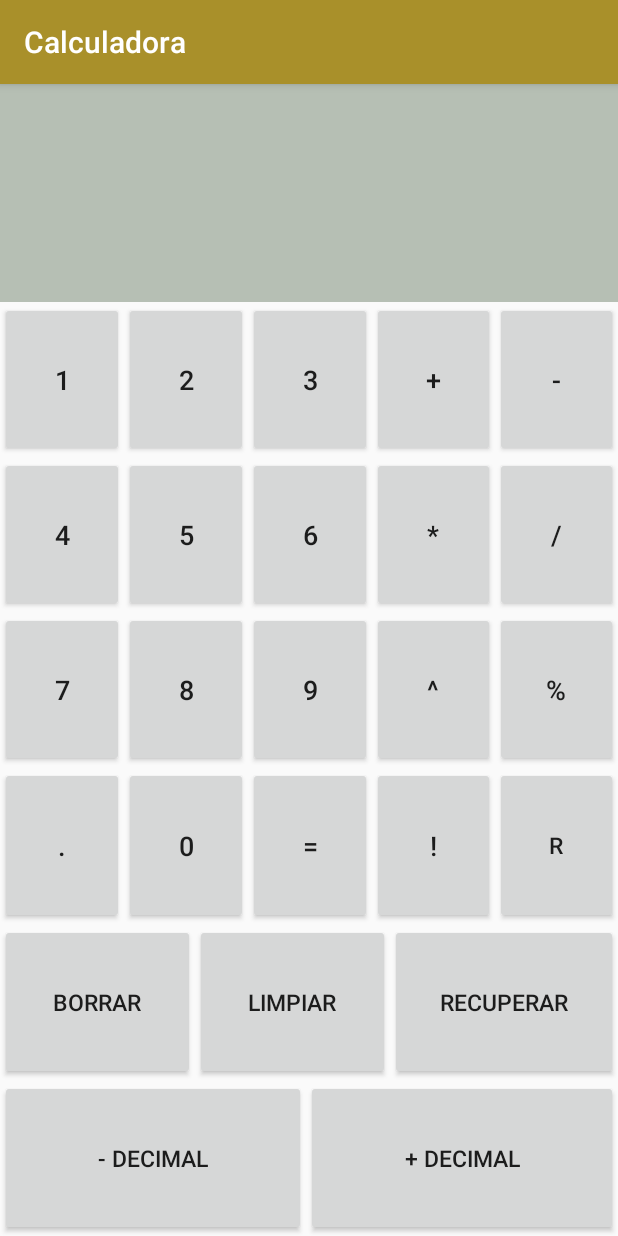
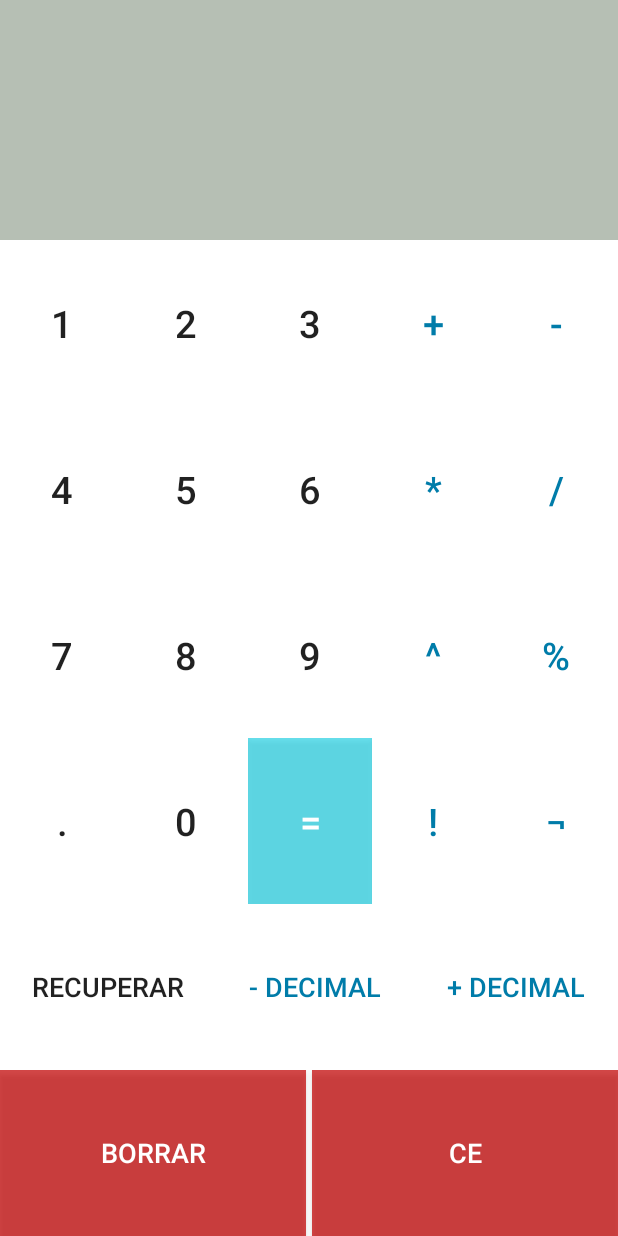
Before and after one commit to SaulOrnelas/MateriaMoviles, an Android app: the screen it shows after launch (MainActivity), on a phone screen of 412 x 824 dp. Run offline under Robolectric (Android 15) with nearby library versions, the phone set to English and light mode, and no system bars.

Commit message:
Funcionalidad y diseño de calculadora

```diff
--- a/Calculadora/app/src/main/AndroidManifest.xml
+++ b/Calculadora/app/src/main/AndroidManifest.xml
@@ -8,7 +8,7 @@
         android:label="@string/app_name"
         android:roundIcon="@mipmap/ic_launcher_round"
         android:supportsRtl="true"
-        android:theme="@style/AppTheme">
+        android:theme="@style/Theme.AppCompat.Light.NoActionBar">
         <activity android:name=".MainActivity">
             <intent-filter>
                 <action android:name="android.intent.action.MAIN" />
--- a/Calculadora/app/src/main/java/com/example/saul/calculadora/MainActivity.java
+++ b/Calculadora/app/src/main/java/com/example/saul/calculadora/MainActivity.java
@@ -5,16 +5,21 @@ import android.os.Bundle;
 import android.view.View;
 import android.widget.Button;
 import android.widget.EditText;
+import android.widget.Toast;
+
+import java.text.DecimalFormat;
 
 public class MainActivity extends AppCompatActivity {
 
     private EditText edt_pantalla;
     private Button btn_num1, btn_num2, btn_num3, btn_num4, btn_num5, btn_num6, btn_num7, btn_num8,
-            btn_num9, btn_num0, btn_punto, btn_igual, btn_borrar, btn_limpiar, btn_izquierda,
-            btn_derecha, btn_suma, btn_resta, btn_multiplicacion, btn_division, btn_potencia,
-            btn_raiz, btn_factorial, btn_porcentage, btn_recuperar;
-    //private float num1, num2, resultado, resAnterior;
-    String num1, num2, signo;
+            btn_num9, btn_num0, btn_punto, btn_igual, btn_borrar, btn_limpiar, btn_suma, btn_resta,
+            btn_multiplicacion, btn_division, btn_potencia, btn_raiz, btn_factorial, btn_porcentage,
+            btn_recuperar, btn_menosDec, btn_masDec;
+    String num1, num2, signo, resultado = "", cantDecimal = "#.####";
+    int cantDes=4;
+    DecimalFormat decimal;
+    Toast toast;
     @Override
     protected void onCreate(Bundle savedInstanceState) {
         super.onCreate(savedInstanceState);
@@ -35,8 +40,8 @@ public class MainActivity extends AppCompatActivity {
         btn_igual = (Button) findViewById(R.id.btn_igual);
         btn_borrar = (Button) findViewById(R.id.btn_borrar);
         btn_limpiar = (Button) findViewById(R.id.btn_limpiar);
-        btn_izquierda = (Button) findViewById(R.id.btn_izquierda);
-        btn_derecha = (Button) findViewById(R.id.btn_derecha);
+        btn_menosDec = (Button) findViewById(R.id.btn_menosDec);
+        btn_masDec = (Button) findViewById(R.id.btn_masDec);
         btn_suma = (Button) findViewById(R.id.btn_suma);
         btn_resta = (Button) findViewById(R.id.btn_resta);
         btn_multiplicacion = (Button) findViewById(R.id.btn_multiplicacion);
@@ -47,7 +52,7 @@ public class MainActivity extends AppCompatActivity {
         btn_porcentage = (Button) findViewById(R.id.btn_porcentage);
         btn_recuperar = (Button) findViewById(R.id.btn_recuperar);
 
-
+        decimal = new DecimalFormat(cantDecimal);
     }
 
     public void onClick(View v){
@@ -95,11 +100,10 @@ public class MainActivity extends AppCompatActivity {
 
                 break;
             case R.id.btn_igual:
-                String resultado;
                 num2= edt_pantalla.getText().toString();
                 if(!num2.equals("")){
                     resultado=calcular(num1,num2,signo);
-                    edt_pantalla.setText(resultado);
+                    edt_pantalla.setText(decimal.format(Double.parseDouble(resultado)));
                 }
                 break;
             case R.id.btn_borrar:
@@ -163,19 +167,47 @@ public class MainActivity extends AppCompatActivity {
                         resFactorial = resFactorial*i;
                     }
                     edt_pantalla.setText(String.valueOf(resFactorial));
+                    resultado = edt_pantalla.getText().toString();
                 }
                 break;
             case R.id.btn_raiz:
                 Double raiz = Math.sqrt(Double.parseDouble(edt_pantalla.getText().toString()));
                 edt_pantalla.setText(String.valueOf(raiz));
+                resultado = edt_pantalla.getText().toString();
+                edt_pantalla.setText(decimal.format(raiz));
                 break;
             case R.id.btn_recuperar:
+                edt_pantalla.setText(decimal.format(Double.parseDouble(resultado)));
                 break;
-            case R.id.btn_izquierda:
-
+            case R.id.btn_menosDec:
+                if (cantDecimal.length()>2){
+                    cantDecimal = cantDecimal.substring(0, cantDecimal.length()-1);
+                    decimal = new DecimalFormat(cantDecimal);
+                    if(!resultado.equals("")){
+                        edt_pantalla.setText(decimal.format(Double.parseDouble(resultado)));
+                    }
+                    cantDes--;
+                }
+                toast = Toast.makeText(
+                        getApplicationContext(),
+                        cantDes + " Decimales",
+                        Toast.LENGTH_LONG);
+                toast.show();
                 break;
-            case R.id.btn_derecha:
-
+            case R.id.btn_masDec:
+                if (cantDecimal.length()<12){
+                    cantDecimal = cantDecimal + "#";
+                    decimal = new DecimalFormat(cantDecimal);
+                    if(!resultado.equals("")){
+                        edt_pantalla.setText(decimal.format(Double.parseDouble(resultado)));
+                    }
+                    cantDes++;
+                }
+                toast = Toast.makeText(
+                        getApplicationContext(),
+                        cantDes + " Decimales",
+                        Toast.LENGTH_LONG);
+                toast.show();
                 break;
         }
     }
--- a/Calculadora/app/src/main/res/layout/activity_main.xml
+++ b/Calculadora/app/src/main/res/layout/activity_main.xml
@@ -1,22 +1,15 @@
 <?xml version="1.0" encoding="utf-8"?>
-<android.support.constraint.ConstraintLayout xmlns:android="http://schemas.android.com/apk/res/android"
+<LinearLayout
+    xmlns:android="http://schemas.android.com/apk/res/android"
     xmlns:app="http://schemas.android.com/apk/res-auto"
     xmlns:tools="http://schemas.android.com/tools"
     android:layout_width="match_parent"
     android:layout_height="match_parent"
+    android:id="@+id/ll_left"
+    android:orientation="vertical"
+    tools:layout_editor_absoluteX="8dp"
+    tools:layout_editor_absoluteY="8dp"
     tools:context=".MainActivity">
-
-    <LinearLayout
-        android:layout_width="match_parent"
-        android:layout_height="match_parent"
-        android:orientation="horizontal">
-        <LinearLayout
-            android:id="@+id/ll_left"
-            android:layout_width="match_parent"
-            android:layout_height="match_parent"
-            android:orientation="vertical"
-            tools:layout_editor_absoluteX="8dp"
-            tools:layout_editor_absoluteY="8dp">
 
             <EditText
                 android:id="@+id/edt_pantalla"
@@ -24,6 +17,8 @@
                 android:layout_height="wrap_content"
                 android:background="@color/lightGray"
                 android:layout_weight="2"
+                android:enabled="false"
+                android:textColor="@color/black"
                 android:textSize="25dp" />
 
             <LinearLayout
@@ -38,42 +33,50 @@
                     android:layout_width="wrap_content"
                     android:layout_height="match_parent"
                     android:layout_weight="1"
+                    android:background="@color/white"
                     android:onClick="onClick"
-                    android:text="1"
-                    android:textSize="18dp" />
+                    android:text="@string/num_1"
+                    android:textSize="25dp" />
+
                 <Button
                     android:id="@+id/btn_num2"
                     android:layout_width="wrap_content"
                     android:layout_height="match_parent"
-                    android:textSize="18dp"
+                    android:textSize="25dp"
                     android:layout_weight="1"
                     android:onClick="onClick"
-                    android:text="2" />
+                    android:background="@color/white"
+                    android:text="@string/num_2" />
                 <Button
                     android:id="@+id/btn_num3"
                     android:layout_width="wrap_content"
                     android:layout_height="match_parent"
-                    android:textSize="18dp"
+                    android:textSize="25dp"
                     android:layout_weight="1"
                     android:onClick="onClick"
-                    android:text="3" />
+                    android:background="@color/white"
+                    android:text="@string/num_3" />
                 <Button
                     android:id="@+id/btn_suma"
                     android:layout_width="wrap_content"
                     android:layout_height="match_parent"
-                    android:textSize="18dp"
+                    android:textSize="25dp"
                     android:layout_weight="1"
                     android:onClick="onClick"
-                    android:text="+" />
+                    android:background="@color/white"
+                    android:textColor="@color/operadores"
+                    android:text="@string/mas" />
 
                 <Button
                     android:id="@+id/btn_resta"
                     android:layout_width="wrap_content"
                     android:layout_height="match_parent"
-                    android:textSize="18dp"
+                    android:textSize="25dp"
                     android:layout_weight="1"
                     android:onClick="onClick"
-                    android:text="-" />
+                    android:background="@color/white"
+                    android:textColor="@color/operadores"
+                    android:text="@string/menos" />
             </LinearLayout>
 
             <LinearLayout
@@ -89,44 +92,51 @@
                     android:id="@+id/btn_num4"
                     android:layout_width="wrap_content"
                     android:layout_height="match_parent"
-                    android:textSize="18dp"
+                    android:textSize="25dp"
                     android:layout_weight="1"
                     android:onClick="onClick"
-                    android:text="4" />
+                    android:background="@color/white"
+                    android:text="@string/num_4" />
                 <Button
                     android:id="@+id/btn_num5"
                     android:layout_width="wrap_content"
                     android:layout_height="match_parent"
-                    android:textSize="18dp"
+                    android:textSize="25dp"
                     android:layout_weight="1"
                     android:onClick="onClick"
-                    android:text="5" />
+                    android:background="@color/white"
+                    android:text="@string/num_5" />
                 <Button
                     android:id="@+id/btn_num6"
                     android:layout_width="wrap_content"
                     android:layout_height="match_parent"
-                    android:textSize="18dp"
+                    android:textSize="25dp"
                     android:layout_weight="1"
                     android:onClick="onClick"
-                    android:text="6" />
+                    android:background="@color/white"
+                    android:text="@string/num_6" />
 
                 <Button
                     android:id="@+id/btn_multiplicacion"
                     android:layout_width="wrap_content"
                     android:layout_height="match_parent"
-                    android:textSize="18dp"
+                    android:textSize="25dp"
                     android:layout_weight="1"
                     android:onClick="onClick"
-                    android:text="*" />
+                    android:background="@color/white"
+                    android:textColor="@color/operadores"
+                    android:text="@string/multiplicar" />
 
                 <Button
                     android:id="@+id/btn_division"
                     android:layout_width="wrap_content"
                     android:layout_height="match_parent"
-                    android:textSize="18dp"
+                    android:textSize="25dp"
                     android:layout_weight="1"
                     android:onClick="onClick"
-                    android:text="/" />
+                    android:background="@color/white"
+                    android:textColor="@color/operadores"
+                    android:text="@string/dividir" />
             </LinearLayout>
 
             <LinearLayout
@@ -141,42 +151,49 @@
                     android:id="@+id/btn_num7"
                     android:layout_width="wrap_content"
                     android:layout_height="match_parent"
-                    android:textSize="18dp"
+                    android:textSize="25dp"
                     android:layout_weight="1"
                     android:onClick="onClick"
-                    android:text="7" />
+                    android:background="@color/white"
+                    android:text="@string/num_7" />
                 <Button
                     android:id="@+id/btn_num8"
                     android:layout_width="wrap_content"
                     android:layout_height="match_parent"
-                    android:textSize="18dp"
+                    android:textSize="25dp"
                     android:layout_weight="1"
                     android:onClick="onClick"
-                    android:text="8" />
+                    android:background="@color/white"
+                    android:text="@string/num_8" />
                 <Button
                     android:id="@+id/btn_num9"
                     android:layout_width="wrap_content"
                     android:layout_height="match_parent"
-                    android:textSize="18dp"
+                    android:textSize="25dp"
                     android:layout_weight="1"
                     android:onClick="onClick"
-                    android:text="9" />
+                    android:background="@color/white"
+                    android:text="@string/num_9" />
                 <Button
                     android:id="@+id/btn_potencia"
                     android:layout_width="wrap_content"
                     android:layout_height="match_parent"
-                    android:textSize="18dp"
+                    android:textSize="25dp"
                     android:layout_weight="1"
                     android:onClick="onClick"
-                    android:text="^" />
+                    android:background="@color/white"
+                    android:textColor="@color/operadores"
+                    android:text="@string/potencia" />
                 <Button
                     android:id="@+id/btn_porcentage"
                     android:layout_width="wrap_content"
                     android:layout_height="match_parent"
-                    android:textSize="18dp"
+                    android:textSize="25dp"
                     android:layout_weight="1"
                     android:onClick="onClick"
-                    android:text="%" />
+                    android:background="@color/white"
+                    android:textColor="@color/operadores"
+                    android:text="@string/porcentage" />
 
             </LinearLayout>
 
@@ -193,43 +210,51 @@
                     android:id="@+id/btn_punto"
                     android:layout_width="wrap_content"
                     android:layout_height="match_parent"
-                    android:textSize="18dp"
+                    android:textSize="25dp"
                     android:layout_weight="1"
                     android:onClick="onClick"
+                    android:background="@color/white"
                     android:text="." />
                 <Button
                     android:id="@+id/btn_num0"
                     android:layout_width="wrap_content"
                     android:layout_height="match_parent"
-                    android:textSize="18dp"
+                    android:textSize="25dp"
                     android:layout_weight="1"
                     android:onClick="onClick"
-                    android:text="0" />
+                    android:background="@color/white"
+                    android:text="@string/num_0" />
                 <Button
                     android:id="@+id/btn_igual"
                     android:layout_width="wrap_content"
                     android:layout_height="match_parent"
-                    android:textSize="18dp"
+                    android:textSize="25dp"
                     android:layout_weight="1"
                     android:onClick="onClick"
+                    android:background="@color/igual"
+                    android:textColor="@color/white"
                     android:text="=" />
                 <Button
                     android:id="@+id/btn_factorial"
                     android:layout_width="wrap_content"
                     android:layout_height="match_parent"
-                    android:textSize="18dp"
+                    android:textSize="25dp"
                     android:layout_weight="1"
                     android:onClick="onClick"
-                    android:text="!" />
+                    android:background="@color/white"
+                    android:textColor="@color/operadores"
+                    android:text="@string/factorial" />
 
                 <Button
                     android:id="@+id/btn_raiz"
                     android:layout_width="wrap_content"
                     android:layout_height="match_parent"
-                    android:textSize="15dp"
+                    android:textSize="25dp"
                     android:layout_weight="1"
                     android:onClick="onClick"
-                    android:text="R" />
+                    android:background="@color/white"
+                    android:textColor="@color/operadores"
+                    android:text="@string/raiz" />
             </LinearLayout>
 
             <LinearLayout
@@ -240,31 +265,38 @@
                 android:layout_weight="1"
                 android:orientation="horizontal">
 
-
-                <Button
-                    android:id="@+id/btn_borrar"
-                    android:layout_width="wrap_content"
-                    android:layout_height="match_parent"
-                    android:textSize="15dp"
-                    android:layout_weight="1"
-                    android:onClick="onClick"
-                    android:text="Borrar" />
-                <Button
-                    android:id="@+id/btn_limpiar"
-                    android:layout_width="wrap_content"
-                    android:layout_height="match_parent"
-                    android:textSize="15dp"
-                    android:layout_weight="1"
-                    android:onClick="onClick"
-                    android:text="Limpiar" />
                 <Button
                     android:id="@+id/btn_recuperar"
                     android:layout_width="wrap_content"
                     android:layout_height="match_parent"
-                    android:textSize="15dp"
+                    android:textSize="18dp"
                     android:layout_weight="1"
                     android:onClick="onClick"
-                    android:text="Recuperar"/>
+                    android:background="@color/white"
+                    android:text="@string/recuperar"/>
+                <Button
+                    android:id="@+id/btn_menosDec"
+                    android:layout_width="wrap_content"
+                    android:layout_height="match_parent"
+                    android:textSize="18dp"
+                    android:layout_weight="1"
+                    android:onClick="onClick"
+                    android:background="@color/white"
+                    android:textColor="@color/operadores"
+                    android:text="@string/menosDes" />
+
+                <Button
+                    android:id="@+id/btn_masDec"
+                    android:layout_width="wrap_content"
+                    android:layout_height="match_parent"
+                    android:textSize="18dp"
+                    android:layout_weight="1"
+                    android:onClick="onClick"
+                    android:background="@color/white"
+                    android:textColor="@color/operadores"
+                    android:text="@string/masDes" />
+
+
             </LinearLayout>
             <LinearLayout
                 android:layout_below="@id/ll_row5"
@@ -274,27 +306,29 @@
                 android:layout_weight="1"
                 android:orientation="horizontal">
 
+                <Button
+                    android:id="@+id/btn_borrar"
+                    android:layout_width="wrap_content"
+                    android:layout_height="match_parent"
+                    android:layout_marginRight="2sp"
+                    android:layout_weight="1"
+                    android:background="@color/red"
+                    android:onClick="onClick"
+                    android:text="@string/borrar"
+                    android:textColor="@color/white"
+                    android:textSize="18dp" />
 
                 <Button
-                    android:id="@+id/btn_izquierda"
+                    android:id="@+id/btn_limpiar"
                     android:layout_width="wrap_content"
                     android:layout_height="match_parent"
-                    android:textSize="15dp"
+                    android:layout_marginLeft="2sp"
                     android:layout_weight="1"
+                    android:background="@color/red"
                     android:onClick="onClick"
-                    android:text="- Decimal" />
+                    android:text="@string/limpiar"
+                    android:textColor="@color/white"
+                    android:textSize="18dp" />
 
-                <Button
-                    android:id="@+id/btn_derecha"
-                    android:layout_width="wrap_content"
-                    android:layout_height="match_parent"
-                    android:textSize="15dp"
-                    android:layout_weight="1"
-                    android:onClick="onClick"
-                    android:text="+ Decimal" />
             </LinearLayout>
         </LinearLayout>
-
-
-    </LinearLayout>
-</android.support.constraint.ConstraintLayout>
--- a/Calculadora/app/src/main/res/values/colors.xml
+++ b/Calculadora/app/src/main/res/values/colors.xml
@@ -4,4 +4,10 @@
     <color name="colorPrimaryDark">#534600</color>
     <color name="colorAccent">#D81B60</color>
     <color name="lightGray">#B6BFB4</color>
+    <color name="white">#FFFFFF</color>
+    <color name="black">#000000</color>
+    <color name="operadores">#007ca9</color>
+    <color name="igual">#b32ad4e7</color>
+    <color name="turquiose">#2d084e</color>
+    <color name="red">#b5c40101</color>
 </resources>
--- a/Calculadora/app/src/main/res/values/strings.xml
+++ b/Calculadora/app/src/main/res/values/strings.xml
@@ -1,3 +1,32 @@
 <resources>
     <string name="app_name">Calculadora</string>
+    <string name="pantalla"></string>
+    <string name="num_0">0</string>
+    <string name="num_1">1</string>
+    <string name="num_2">2</string>
+    <string name="num_3">3</string>
+    <string name="num_4">4</string>
+    <string name="num_5">5</string>
+    <string name="num_6">6</string>
+    <string name="num_7">7</string>
+    <string name="num_8">8</string>
+    <string name="num_9">9</string>
+
+    <string name="punto">.</string>
+    <string name="igual">=</string>
+
+    <string name="mas">+</string>
+    <string name="menos">-</string>
+    <string name="multiplicar">*</string>
+    <string name="dividir">/</string>
+    <string name="potencia">^</string>
+    <string name="porcentage">%</string>
+    <string name="factorial">!</string>
+    <string name="raiz">¬</string>
+
+    <string name="recuperar">Recuperar</string>
+    <string name="menosDes">- Decimal</string>
+    <string name="masDes">+ Decimal</string>
+    <string name="borrar">Borrar</string>
+    <string name="limpiar">CE</string>
 </resources>
```
